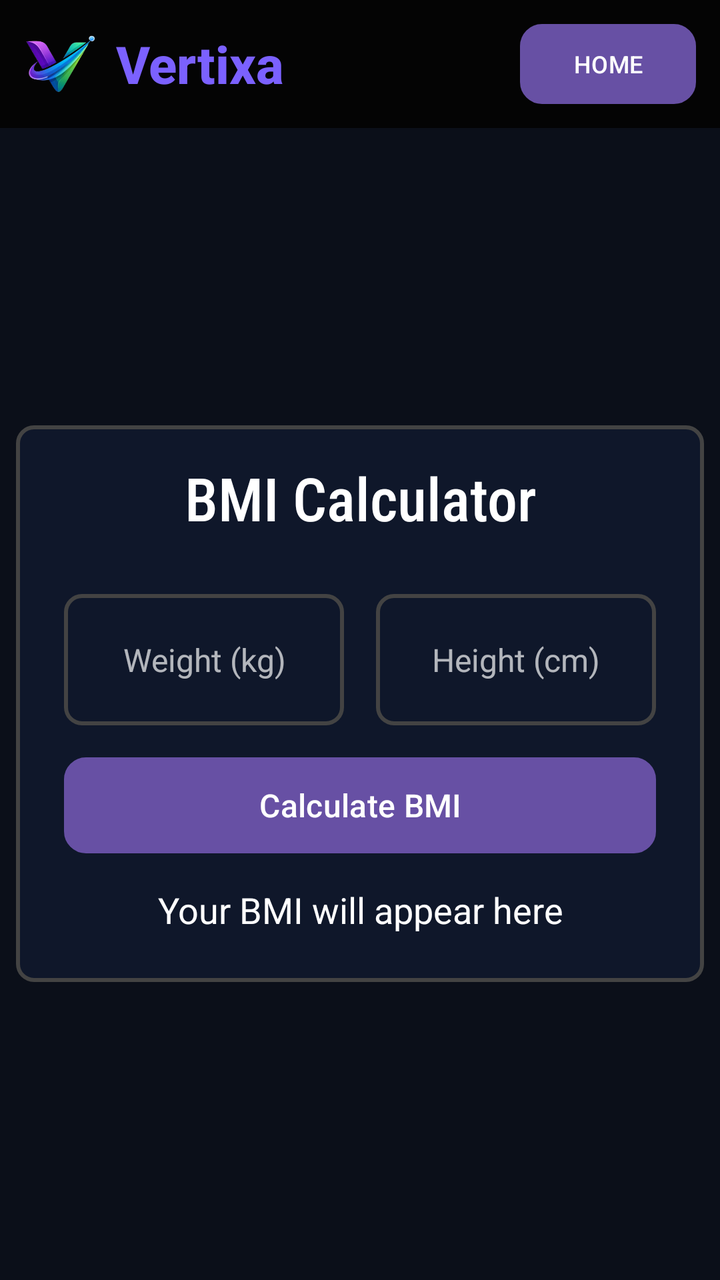
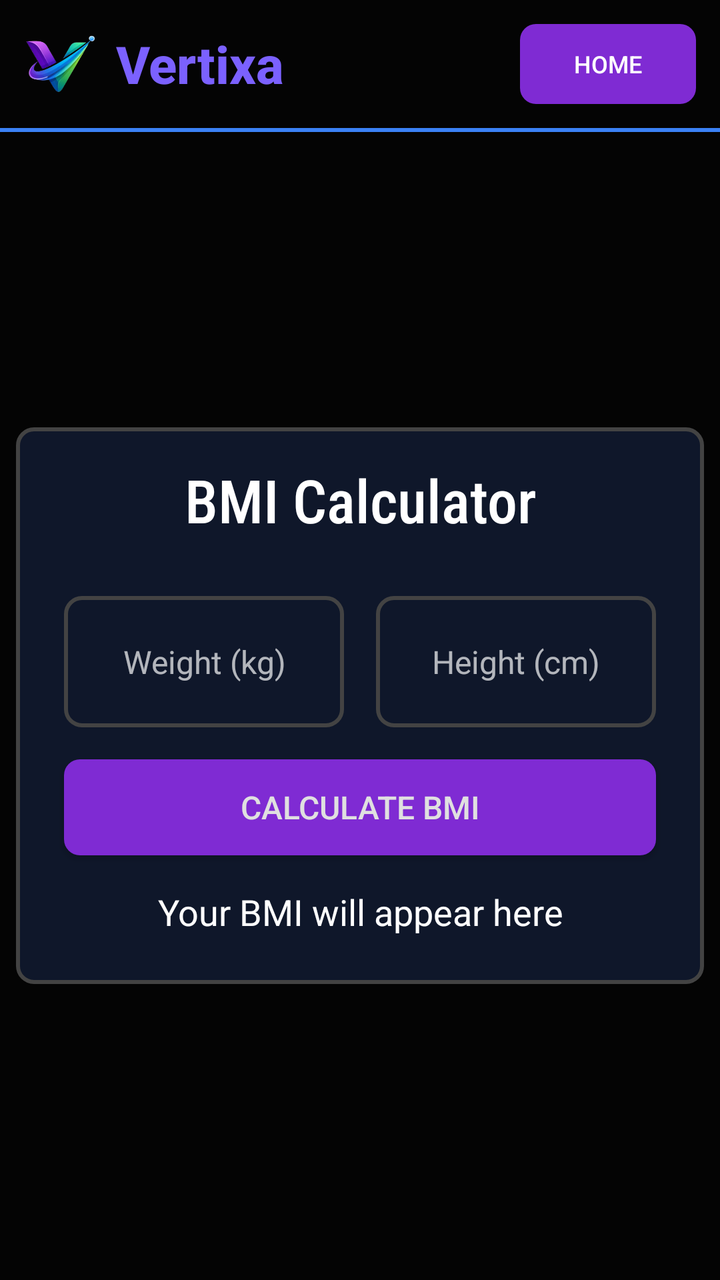

Before-and-after screenshots of an Android layout around one commit, followed by the original layout XML and the change that was made.
<!-- AndroidManifest.xml: application theme Theme.Vertixa -->
<!-- res/layout/activity_bmi_calculator.xml -->
<?xml version="1.0" encoding="utf-8"?>
<LinearLayout
    xmlns:android="http://schemas.android.com/apk/res/android"
    xmlns:app="http://schemas.android.com/apk/res-auto"
    xmlns:tools="http://schemas.android.com/tools"
    android:id="@+id/main"
    android:layout_width="match_parent"
    android:layout_height="match_parent"
    android:background="#0B0F19"
    android:orientation="vertical"
    tools:context=".bmiCalculator">

    
    <include
        layout="@layout/header"
        android:layout_width="match_parent"
        android:layout_height="wrap_content"/>

    
    <LinearLayout
        android:layout_width="match_parent"
        android:layout_height="0dp"
        android:layout_weight="1"
        android:gravity="center"
        android:orientation="vertical">

        <LinearLayout
            android:layout_width="wrap_content"
            android:layout_height="wrap_content"
            android:background="@drawable/rounded_bg"
            android:padding="16dp"
            android:orientation="vertical">

            <TextView
                android:layout_width="match_parent"
                android:layout_height="wrap_content"
                android:gravity="center"
                android:textSize="30sp"
                android:textColor="@color/white"
                android:fontFamily="sans-serif-condensed-medium"
                android:text="BMI Calculator"/>

            <LinearLayout
                android:layout_width="match_parent"
                android:layout_height="wrap_content"
                android:orientation="horizontal"
                android:layout_marginTop="20dp"
                android:gravity="center"
                android:weightSum="2">

                <LinearLayout
                    android:layout_width="match_parent"
                    android:layout_height="wrap_content"
                    android:gravity="center"
                    android:orientation="horizontal">

                    <EditText
                        android:id="@+id/weight"
                        android:layout_width="140dp"
                        android:layout_height="wrap_content"
                        android:hint="Weight (kg)"
                        android:inputType="numberDecimal"
                        android:background="@drawable/rounded_bg"
                        android:padding="22dp"
                        android:gravity="center"
                        android:textSize="16sp"
                        android:textColorHint="#AFFFFFFF"
                        android:textColor="@color/white"
                        android:layout_margin="8dp" />

                    <EditText
                        android:id="@+id/height"
                        android:layout_width="140dp"
                        android:layout_height="wrap_content"
                        android:hint="Height (cm)"
                        android:background="@drawable/rounded_bg"
                        android:inputType="numberDecimal"
                        android:padding="22dp"
                        android:gravity="center"
                        android:textSize="16sp"
                        android:textColorHint="#AFFFFFFF"
                        android:textColor="@color/white"
                        android:layout_margin="8dp" />

                </LinearLayout>
            </LinearLayout>

            <Button
                android:id="@+id/calculate"
                android:layout_width="match_parent"
                android:layout_height="wrap_content"
                android:textSize="16sp"
                android:layout_margin="8dp"
                android:background="@drawable/btn_rounded"
                android:text="Calculate BMI"/>

            <TextView
                android:id="@+id/bmiResult"
                android:layout_width="match_parent"
                android:layout_height="wrap_content"
                android:layout_margin="8dp"
                android:gravity="center"
                android:text="Your BMI will appear here"
                android:textColor="@color/white"
                android:textSize="18sp" />
        </LinearLayout>

    </LinearLayout>
</LinearLayout>
<!-- res/layout/header.xml (included above) -->
<LinearLayout xmlns:android="http://schemas.android.com/apk/res/android"
    android:layout_width="match_parent"
    android:layout_height="match_parent"
    android:background="#0B0F19"
    android:orientation="vertical"
    android:fitsSystemWindows="true">

    
    <LinearLayout
        android:layout_width="match_parent"
        android:layout_height="64dp"
        android:background="#040404"
        android:gravity="center_vertical"
        android:orientation="horizontal"
        android:padding="12dp">

        <ImageView
            android:layout_width="36dp"
            android:layout_height="36dp"
            android:contentDescription="Logo"
            android:src="@drawable/logo" />

        <TextView
            android:layout_width="wrap_content"
            android:layout_height="wrap_content"
            android:layout_marginStart="10dp"
            android:fontFamily="sans-serif-medium"
            android:text="Vertixa"
            android:textColor="#7B61FF"
            android:textSize="26sp"
            android:textStyle="bold" />

        <View
            android:layout_width="0dp"
            android:layout_height="0dp"
            android:layout_weight="1" />

        <Button
            android:id="@+id/homeButton"
            android:layout_width="wrap_content"
            android:layout_height="wrap_content"
            android:background="@drawable/btn_rounded"
            android:text="HOME"
            android:textSize="12sp" />

    </LinearLayout>

</LinearLayout>
<!-- resources referenced by this layout -->
<resources>
  <color name="white">#FFFFFFFF</color>
  <!-- drawable btn_rounded (drawable) -->
  <?xml version="1.0" encoding="utf-8"?>
  <shape xmlns:android="http://schemas.android.com/apk/res/android">
      <solid android:color="#7B61FF"/>
      <corners android:radius="10dp"/>
      <stroke
          android:width="2dp"
          android:color="#FFFFFF"/>
  
  </shape>
  <!-- drawable logo: png bitmap (drawable, 49304 bytes) -->
  <!-- drawable rounded_bg (drawable) -->
  <?xml version="1.0" encoding="utf-8"?>
  <shape xmlns:android="http://schemas.android.com/apk/res/android">
      <solid android:color="#0F172A"/>
      <corners android:radius="8dp"/>
      <stroke
          android:width="2dp"
          android:color="#434343"/>
  </shape>
  <style name="Theme.Vertixa" parent="Base.Theme.Vertixa" />
  <style name="Base.Theme.Vertixa" parent="Theme.Material3.DayNight.NoActionBar">
          <item name="android:windowDisablePreview">true</item>
      </style>
</resources>

<!-- the commit's change to res/layout/activity_bmi_calculator.xml (unified diff, before → after) -->
@@ -6,8 +6,9 @@
     android:id="@+id/main"
     android:layout_width="match_parent"
     android:layout_height="match_parent"
-    android:background="#0B0F19"
+    android:background="#040404"
     android:orientation="vertical"
+    android:fitsSystemWindows="true"
     tools:context=".bmiCalculator">
 
     
@@ -85,12 +86,13 @@
                 </LinearLayout>
             </LinearLayout>
 
-            <Button
+            <androidx.appcompat.widget.AppCompatButton
                 android:id="@+id/calculate"
                 android:layout_width="match_parent"
                 android:layout_height="wrap_content"
                 android:textSize="16sp"
                 android:layout_margin="8dp"
+                android:textColor="#E0E0E0"
                 android:background="@drawable/btn_rounded"
                 android:text="Calculate BMI"/>
 
@@ -108,14 +110,12 @@
     </LinearLayout>
 </LinearLayout>
 <!-- res/layout/header.xml (included above) -->
+<?xml version="1.0" encoding="utf-8"?>
 <LinearLayout xmlns:android="http://schemas.android.com/apk/res/android"
     android:layout_width="match_parent"
-    android:layout_height="match_parent"
-    android:background="#0B0F19"
-    android:orientation="vertical"
-    android:fitsSystemWindows="true">
+    android:layout_height="wrap_content"
+    android:orientation="vertical">
 
-    
     <LinearLayout
         android:layout_width="match_parent"
         android:layout_height="64dp"
@@ -145,14 +145,21 @@
             android:layout_height="0dp"
             android:layout_weight="1" />
 
-        <Button
+        <androidx.appcompat.widget.AppCompatButton
             android:id="@+id/homeButton"
             android:layout_width="wrap_content"
             android:layout_height="wrap_content"
             android:background="@drawable/btn_rounded"
             android:text="HOME"
-            android:textSize="12sp" />
+            android:textColor="#FFFFFF"
+            android:textSize="12sp"
+            android:padding="8dp" />
 
     </LinearLayout>
 
+    
+    <View
+        android:layout_width="match_parent"
+        android:layout_height="2dp"
+        android:background="#3B82F6" />
 </LinearLayout>
<!-- resource entries referenced after the edit -->
@@ -2,14 +2,9 @@
 <resources>
   <color name="white">#FFFFFFFF</color>
   <!-- drawable btn_rounded (drawable) -->
-  <?xml version="1.0" encoding="utf-8"?>
-  <shape xmlns:android="http://schemas.android.com/apk/res/android">
-      <solid android:color="#7B61FF"/>
-      <corners android:radius="10dp"/>
-      <stroke
-          android:width="2dp"
-          android:color="#FFFFFF"/>
-  
+  <shape xmlns:android="http://schemas.android.com/apk/res/android" android:shape="rectangle">
+      <solid android:color="#7F2BD3"/>
+      <corners android:radius="8dp"/>
   </shape>
   <!-- drawable logo: png bitmap (drawable, 49304 bytes) -->
   <!-- drawable rounded_bg (drawable) -->
